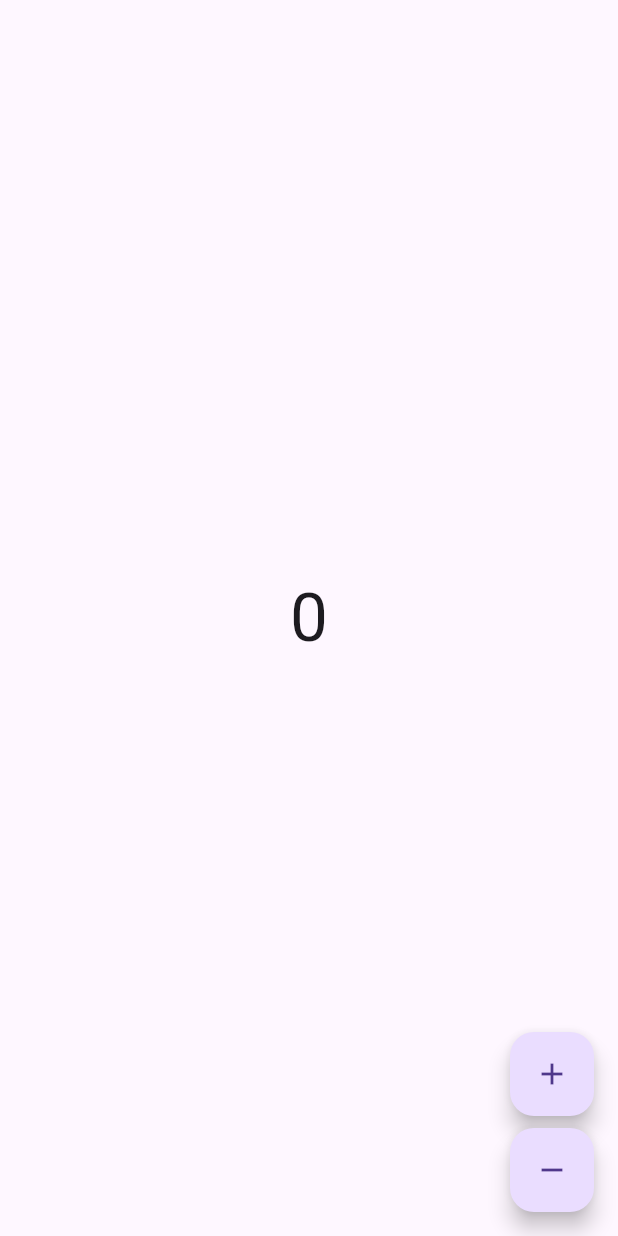
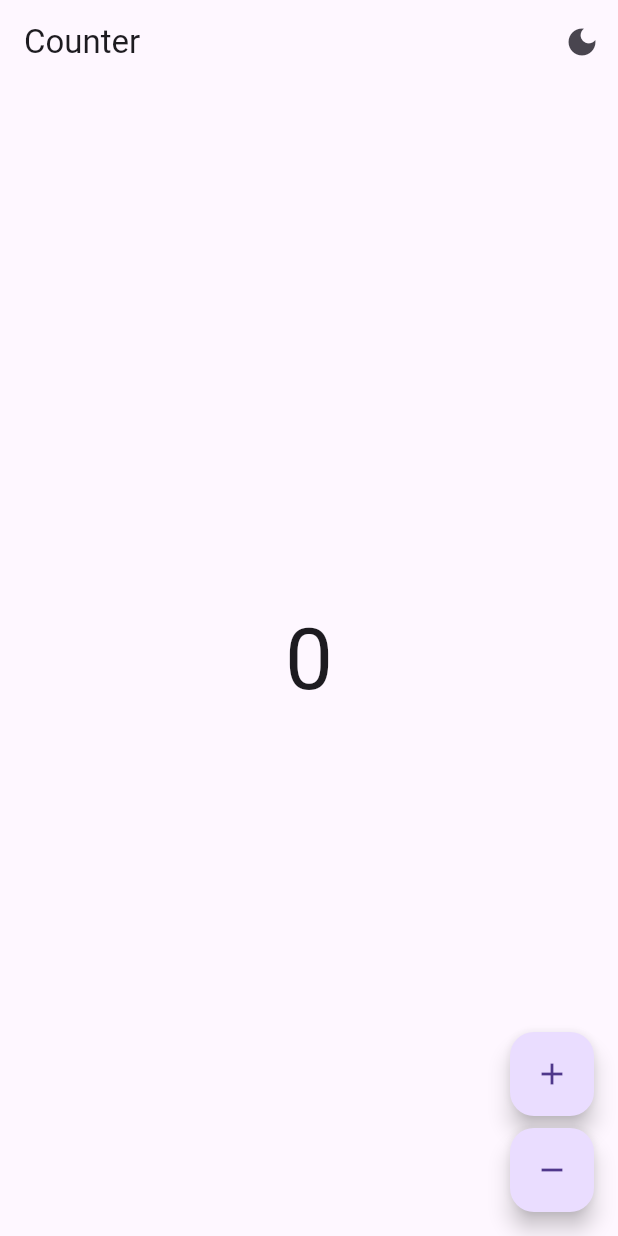
Before and after one commit to Viktorjob/flutter_counter, a Flutter app: the screen it shows after launch, on a phone screen of 412 x 824 dp. Run offline on Flutter 3.47's test engine with Material 3 defaults, Android fonts, the phone set to English and light mode, and no system bars; our stand-ins replace bloc, flutter_bloc.

Commit message:
Program with Bloc library, new version, theme

```diff
--- a/lib/app.dart
+++ b/lib/app.dart
@@ -1,10 +1,14 @@
 import 'package:flutter/material.dart';
 import 'package:flutter_counter/counter/counter.dart';
 
-/// {@template counter_app}
-/// A [MaterialApp] which sets the `home` to [CounterPage].
-/// {@endtemplate}
 class CounterApp extends MaterialApp {
-  /// {@macro counter_app}
-  const CounterApp({super.key}) : super(home: const CounterPage());
+  const CounterApp({
+    super.key,
+    super.theme,
+    super.darkTheme,
+    super.themeMode,
+  }) : super(
+    home: const CounterPage(),
+    debugShowCheckedModeBanner: false,
+  );
 }
--- a/lib/counter/view/counter_page.dart
+++ b/lib/counter/view/counter_page.dart
@@ -1,20 +1,58 @@
 import 'package:flutter/material.dart';
 import 'package:flutter_bloc/flutter_bloc.dart';
-import 'package:flutter_counter/counter/counter.dart';
+import 'package:flutter_counter/counter/cubit/counter_cubit.dart';
+import 'package:flutter_counter/theme/theme_bloc.dart';
 
-/// {@template counter_page}
-/// A [StatelessWidget] which is responsible for providing a
-/// [CounterCubit] instance to the [CounterView].
-/// {@endtemplate}
 class CounterPage extends StatelessWidget {
-  /// {@macro counter_page}
   const CounterPage({super.key});
 
   @override
   Widget build(BuildContext context) {
-    return BlocProvider(
-      create: (_) => CounterCubit(),
-      child: const CounterView(),
+    return Scaffold(
+      appBar: AppBar(
+        title: const Text('Counter'),
+        actions: [
+          BlocBuilder<ThemeBloc, ThemeState>(
+            builder: (context, state) {
+              return IconButton(
+                icon: Icon(
+                  state.themeMode == ThemeMode.light
+                      ? Icons.dark_mode
+                      : Icons.light_mode,
+                ),
+                onPressed: () {
+                  context.read<ThemeBloc>().add(ToggleThemeEvent());
+                },
+              );
+            },
+          ),
+        ],
+      ),
+      body: Center(
+        child: BlocBuilder<CounterCubit, int>(
+          builder: (context, count) {
+            return Text(
+              '$count',
+              style: Theme.of(context).textTheme.displayLarge,
+            );
+          },
+        ),
+      ),
+      floatingActionButton: Column(
+        mainAxisAlignment: MainAxisAlignment.end,
+        crossAxisAlignment: CrossAxisAlignment.end,
+        children: [
+          FloatingActionButton(
+            onPressed: () => context.read<CounterCubit>().increment(),
+            child: const Icon(Icons.add),
+          ),
+          const SizedBox(height: 8),
+          FloatingActionButton(
+            onPressed: () => context.read<CounterCubit>().decrement(),
+            child: const Icon(Icons.remove),
+          ),
+        ],
+      ),
     );
   }
 }
--- a/lib/main.dart
+++ b/lib/main.dart
@@ -1,9 +1,35 @@
-import 'package:bloc/bloc.dart';
-import 'package:flutter/widgets.dart';
+import 'package:flutter/material.dart';
+import 'package:flutter_bloc/flutter_bloc.dart';
 import 'package:flutter_counter/app.dart';
-import 'package:flutter_counter/counter_observer.dart';
+import 'package:flutter_counter/counter/counter.dart';
+
+import 'package:flutter_counter/theme/theme_bloc.dart';
 
 void main() {
-  Bloc.observer = const CounterObserver();
-  runApp(const CounterApp());
+  runApp(
+    MultiBlocProvider(
+      providers: [
+        BlocProvider(create: (_) => ThemeBloc()),
+        BlocProvider(create: (_) => CounterCubit()),
+      ],
+      child: const MyApp(),
+    ),
+  );
 }
+
+class MyApp extends StatelessWidget {
+  const MyApp({super.key});
+
+  @override
+  Widget build(BuildContext context) {
+    return BlocBuilder<ThemeBloc, ThemeState>(
+      builder: (context, state) {
+        return CounterApp(
+          theme: ThemeData.light(),
+          darkTheme: ThemeData.dark(),
+          themeMode: state.themeMode,
+        );
+      },
+    );
+  }
+}
--- /dev/null
+++ b/lib/theme/theme_bloc.dart
@@ -0,0 +1,15 @@
+import 'package:bloc/bloc.dart';
+import 'package:flutter/material.dart';
+
+part 'theme_event.dart';
+part 'theme_state.dart';
+
+class ThemeBloc extends Bloc<ThemeEvent, ThemeState> {
+  ThemeBloc() : super(const ThemeState(ThemeMode.light)) {
+    on<ToggleThemeEvent>((event, emit) {
+      emit(ThemeState(
+        state.themeMode == ThemeMode.light ? ThemeMode.dark : ThemeMode.light,
+      ));
+    });
+  }
+}
--- /dev/null
+++ b/lib/theme/theme_event.dart
@@ -0,0 +1,5 @@
+part of 'theme_bloc.dart';
+
+abstract class ThemeEvent {}
+
+class ToggleThemeEvent extends ThemeEvent {}
--- /dev/null
+++ b/lib/theme/theme_state.dart
@@ -0,0 +1,7 @@
+part of 'theme_bloc.dart';
+
+class ThemeState {
+  final ThemeMode themeMode;
+
+  const ThemeState(this.themeMode);
+}
--- a/pubspec_overrides.yaml
+++ b/pubspec_overrides.yaml
@@ -2,3 +2,4 @@ dependency_overrides:
   bloc: ^8.1.2
   bloc_test: ^9.1.3
   flutter_bloc: ^8.1.3
+  equatable: ^2.0.7
```
Also changed, not shown: pubspec.lock, 1 other file.
